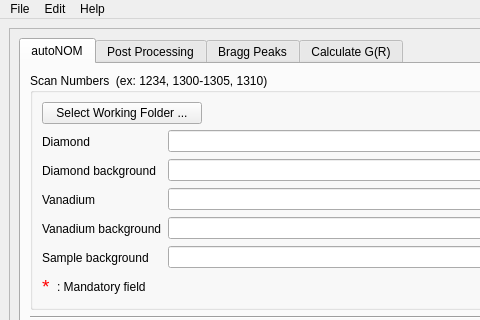
The window that designer/ui_mainWindow.ui (neutrons/addie) describes before a commit, drawn with Qt 5; both pictures show x 0 to 480 and y 0 to 320 of the 1229 by 832 pixel window.
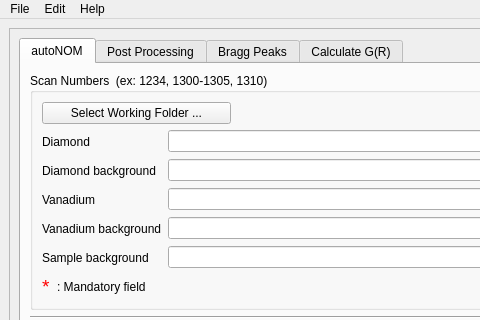
The same window after the commit. The open tabs and pages were chosen to show the change. Custom widgets are drawn as their Qt base class.

Commit message: changing tabs will update the gui status (tab 1 and 2)

```diff
--- a/designer/ui_mainWindow.ui
+++ b/designer/ui_mainWindow.ui
@@ -99,7 +99,7 @@
                     <widget class="QPushButton" name="select_current_folder_button">
                      <property name="minimumSize">
                       <size>
-                       <width>160</width>
+                       <width>189</width>
                        <height>0</height>
                       </size>
                      </property>
```
Left out of the diff: 51 changed lines with no effect on the pictures. The commit also changes 2 other files.
